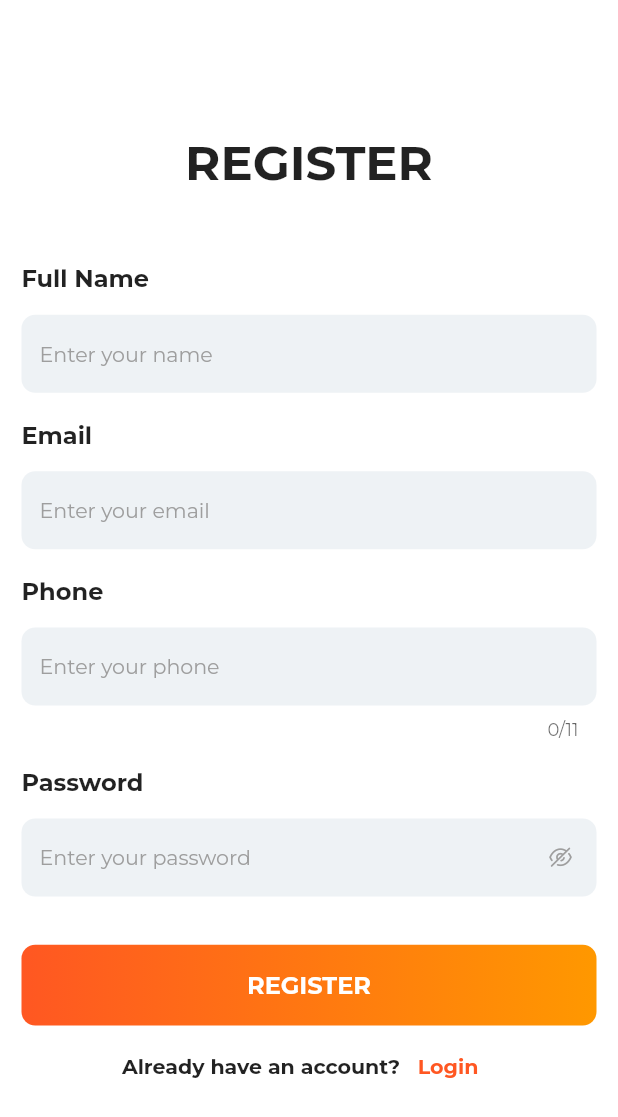
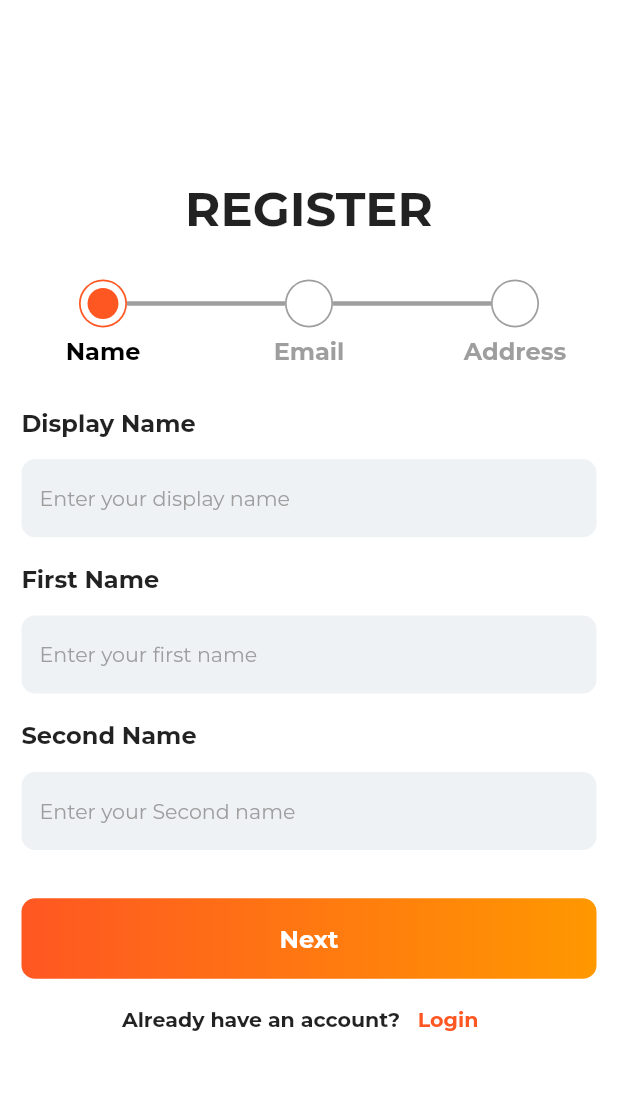
Before and after one commit to HossamShafeek/Store-App, a Flutter app: the RegisterView screen opened by its route, on a phone screen of 412 x 824 dp. Shown: the top 1117 px of the screen. Run offline on Flutter 3.47's test engine with Material 2 defaults, Android fonts, the phone set to English and light mode, and no system bars; our stand-ins replace dartz, dio, flutter_bloc, flutter_screenutil, get_it, google_fonts and 1 more.

Commit message:
add custom stepper and refactor for code

```diff
--- a/lib/config/themes/app_theme.dart
+++ b/lib/config/themes/app_theme.dart
@@ -13,5 +13,11 @@ ThemeData appTheme() {
       backgroundColor: AppColors.white,
       systemOverlayStyle: AppConstants.systemUiOverlayStyle,
     ),
+    bottomNavigationBarTheme: const BottomNavigationBarThemeData(
+      selectedItemColor: AppColors.deepOrange,
+      unselectedItemColor: AppColors.grey,
+      backgroundColor: AppColors.white,
+      type: BottomNavigationBarType.fixed,
+    ),
   );
 }
--- /dev/null
+++ b/lib/core/widgets/custom_divider.dart
@@ -0,0 +1,23 @@
+import 'package:flutter/material.dart';
+
+class CustomDivider extends StatelessWidget {
+  const CustomDivider({
+    Key? key,
+    this.color,
+    this.width,
+    this.height,
+  }) : super(key: key);
+
+  final Color? color;
+  final double? width;
+  final double? height;
+
+  @override
+  Widget build(BuildContext context) {
+    return Container(
+      color: color,
+      width: width,
+      height: height,
+    );
+  }
+}
--- a/lib/feature/account/presentation/views/widgets/gradient_button.dart
+++ b/lib/core/widgets/gradient_button.dart
@@ -7,10 +7,18 @@ class GradientButton extends StatelessWidget {
     Key? key,
     required this.onPressed,
     required this.title,
+    this.margin,
+    this.colorForSmallContainer,
+    this.radiusForSmallContainer,
+    this.radiusForBigContainer,
   }) : super(key: key);
 
   final VoidCallback? onPressed;
   final Widget title;
+  final double? margin;
+  final Color? colorForSmallContainer;
+  final double? radiusForSmallContainer;
+  final double? radiusForBigContainer;
 
   @override
   Widget build(BuildContext context) {
@@ -19,15 +27,23 @@ class GradientButton extends StatelessWidget {
       width: MediaQuery.of(context).size.width,
       height: 45.h,
       decoration: BoxDecoration(
-          borderRadius: BorderRadius.circular(8.w),
+          borderRadius: BorderRadius.circular(radiusForBigContainer ?? 8.w),
           gradient: LinearGradient(
             colors: AppColors.orangeGradient,
             begin: Alignment.centerLeft,
             end: Alignment.centerRight,
           )),
-      child: MaterialButton(
-        onPressed: onPressed,
-        child: title,
+      child: Container(
+        clipBehavior: Clip.antiAlias,
+        margin: EdgeInsets.all(margin ?? 0),
+        decoration: BoxDecoration(
+          color: colorForSmallContainer ?? AppColors.transparent,
+          borderRadius: BorderRadius.circular(radiusForSmallContainer??0),
+        ),
+        child: MaterialButton(
+          onPressed: onPressed,
+          child: title,
+        ),
       ),
     );
   }
--- a/lib/feature/account/presentation/cubits/register_cubit/register_cubit.dart
+++ b/lib/feature/account/presentation/cubits/register_cubit/register_cubit.dart
@@ -1,5 +1,9 @@
+import 'package:flutter/material.dart';
 import 'package:flutter_bloc/flutter_bloc.dart';
 import 'package:store_app/feature/account/presentation/cubits/register_cubit/register_state.dart';
+import 'package:store_app/feature/account/presentation/views/widgets/register_texts_fields_address_stepper.dart';
+import 'package:store_app/feature/account/presentation/views/widgets/register_texts_fields_email_stepper.dart';
+import 'package:store_app/feature/account/presentation/views/widgets/register_texts_fields_name_stepper.dart';
 
 class RegisterCubit extends Cubit<RegisterState>{
   RegisterCubit():super(RegisterInitialState());
@@ -8,9 +12,42 @@ class RegisterCubit extends Cubit<RegisterState>{
 
   bool isShowPassword = true;
 
+  var formKeyForNameStepper = GlobalKey<FormState>();
+  var formKeyForEmailStepper = GlobalKey<FormState>();
+  var formKeyForAddressStepper = GlobalKey<FormState>();
+
+
+  final TextEditingController emailController = TextEditingController();
+  final TextEditingController displayNameController = TextEditingController();
+  final TextEditingController firstNameController = TextEditingController();
+  final TextEditingController secondNameController = TextEditingController();
+  final TextEditingController countryNameController = TextEditingController();
+  final TextEditingController cityNameController = TextEditingController();
+  final TextEditingController streetNameController = TextEditingController();
+  final TextEditingController passwordController = TextEditingController();
+  final TextEditingController phoneController = TextEditingController();
+
+  List<Widget> textsFieldsStepperList=const [
+    RegisterTextsFieldsNameStepper(),
+    RegisterTextsFieldsEmailStepper(),
+    RegisterTextsFieldsAddressStepper(),
+  ];
+
   void changePasswordVisibility (){
     isShowPassword= !isShowPassword;
     emit(RegisterChangePasswordVisibility());
   }
 
+  int indexForStepper=0;
+  void plusIndexForStepper(){
+    if(indexForStepper<2){
+      indexForStepper++;
+    }
+    emit(RegisterPlusIndexForStepper());
+  }
+  void minusIndexForStepper(){
+      indexForStepper--;
+    emit(RegisterMinusIndexForStepper());
+  }
+
 }
--- a/lib/feature/account/presentation/cubits/register_cubit/register_state.dart
+++ b/lib/feature/account/presentation/cubits/register_cubit/register_state.dart
@@ -19,3 +19,7 @@ class RegisterFailureState extends RegisterState{
 }
 
 class RegisterChangePasswordVisibility extends RegisterState{}
+
+class RegisterPlusIndexForStepper extends RegisterState{}
+
+class RegisterMinusIndexForStepper extends RegisterState{}
--- /dev/null
+++ b/lib/feature/account/presentation/views/widgets/custom_stepper_widget.dart
@@ -0,0 +1,74 @@
+import 'package:flutter/material.dart';
+import 'package:flutter_screenutil/flutter_screenutil.dart';
+import 'package:store_app/core/utils/app_colors.dart';
+import 'package:store_app/core/widgets/custom_divider.dart';
+import 'package:store_app/feature/account/presentation/views/widgets/stepper_item.dart';
+
+class CustomStepperWidget extends StatelessWidget {
+  const CustomStepperWidget({Key? key, required this.index}) : super(key: key);
+  final int index;
+
+  @override
+  Widget build(BuildContext context) {
+    return Padding(
+      padding:  EdgeInsets.symmetric(vertical: 23.h),
+      child: Row(
+        children: [
+          StepperItem(
+            title: 'Name',
+            borderColor: index <= 2 ? AppColors.deepOrange : AppColors.grey,
+            dotBorderColor: index <= 2 ? AppColors.deepOrange : AppColors.grey,
+            dotColor: index <= 2 ? AppColors.deepOrange : AppColors.white,
+            textColor: index <= 2 ? AppColors.black : AppColors.grey,
+            rightDivider: Expanded(
+              child: CustomDivider(
+                color: index >= 1 ? AppColors.deepOrange : AppColors.grey,
+                width: double.infinity,
+                height: 3,
+              ),
+            ),
+            leftDivider: const Expanded(child: SizedBox()),
+          ),
+          StepperItem(
+            title: 'Email',
+            borderColor: index >= 1 ? AppColors.deepOrange : AppColors.grey,
+            dotBorderColor: index >= 1 ? AppColors.deepOrange : AppColors.white,
+            dotColor: index >= 1 ? AppColors.deepOrange : AppColors.white,
+            textColor: index >= 1 ? AppColors.black : AppColors.grey,
+            leftDivider: Expanded(
+              child: CustomDivider(
+                color: index >= 1 ? AppColors.deepOrange : AppColors.grey,
+                width: double.infinity,
+                height: 3,
+              ),
+            ),
+            rightDivider: Expanded(
+              child: CustomDivider(
+                color: index == 2 ? AppColors.deepOrange : AppColors.grey,
+                width: double.infinity,
+                height: 3,
+              ),
+            ),
+          ),
+          StepperItem(
+            title: 'Address',
+            borderColor: index == 2 ? AppColors.deepOrange : AppColors.grey,
+            dotBorderColor: index == 2 ? AppColors.deepOrange : AppColors.white,
+            dotColor: index == 2 ? AppColors.deepOrange : AppColors.white,
+            textColor: index == 2 ? AppColors.black : AppColors.grey,
+            leftDivider: Expanded(
+              child: CustomDivider(
+                color: index == 2 ? AppColors.deepOrange : AppColors.grey,
+                width: double.infinity,
+                height: 3,
+              ),
+            ),
+            rightDivider: const Expanded(
+              child: SizedBox(),
+            ),
+          ),
+        ],
+      ),
+    );
+  }
+}
--- a/lib/feature/account/presentation/views/widgets/login_view_body.dart
+++ b/lib/feature/account/presentation/views/widgets/login_view_body.dart
@@ -8,7 +8,7 @@ import 'package:store_app/core/utils/app_constants.dart';
 import 'package:store_app/core/utils/app_styles.dart';
 import 'package:store_app/feature/account/presentation/cubits/login_cubit/login_cubit.dart';
 import 'package:store_app/feature/account/presentation/cubits/login_cubit/login_state.dart';
-import 'package:store_app/feature/account/presentation/views/widgets/gradient_button.dart';
+import 'package:store_app/core/widgets/gradient_button.dart';
 import 'package:store_app/feature/account/presentation/views/widgets/login_texts_fields_section.dart';
 import 'package:store_app/feature/account/presentation/views/widgets/to_register_view.dart';
 
@@ -69,7 +69,7 @@ class _LoginViewBodyState extends State<LoginViewBody> {
                         }
                       },
                       title: Text(
-                        'LOGIN',
+                        'Login',
                         style: AppStyles.textStyle16.copyWith(
                           color: AppColors.white,
                         ),
--- /dev/null
+++ b/lib/feature/account/presentation/views/widgets/register_buttons_section.dart
@@ -0,0 +1,92 @@
+import 'package:flutter/material.dart';
+import 'package:flutter_bloc/flutter_bloc.dart';
+import 'package:flutter_screenutil/flutter_screenutil.dart';
+import 'package:store_app/config/routes/app_routes.dart';
+import 'package:store_app/core/utils/app_colors.dart';
+import 'package:store_app/core/utils/app_constants.dart';
+import 'package:store_app/core/utils/app_styles.dart';
+import 'package:store_app/core/widgets/gradient_button.dart';
+import 'package:store_app/feature/account/presentation/cubits/register_cubit/register_cubit.dart';
+import 'package:store_app/feature/account/presentation/cubits/register_cubit/register_state.dart';
+
+class RegisterButtonsSection extends StatelessWidget {
+  const RegisterButtonsSection({Key? key}) : super(key: key);
+
+  @override
+  Widget build(BuildContext context) {
+    return BlocBuilder<RegisterCubit, RegisterState>(
+      builder: (context, state) {
+        return Padding(
+          padding: EdgeInsets.only(
+            left: AppConstants.defaultPadding,
+            right: AppConstants.defaultPadding,
+            top: AppConstants.defaultPadding,
+            bottom: 3.h,
+          ),
+          child: Row(
+            children: [
+              Expanded(
+                child: GradientButton(
+                  onPressed: () {
+                    if (RegisterCubit.get(context).indexForStepper == 0) {
+                      if (RegisterCubit.get(context)
+                          .formKeyForNameStepper
+                          .currentState!
+                          .validate()) {
+                        RegisterCubit.get(context).plusIndexForStepper();
+                      }
+                    } else if (RegisterCubit.get(context).indexForStepper ==
+                        1) {
+                      if (RegisterCubit.get(context)
+                          .formKeyForEmailStepper
+                          .currentState!
+                          .validate()) {
+                        RegisterCubit.get(context).plusIndexForStepper();
+                      }
+                    } else {
+                      if (RegisterCubit.get(context)
+                          .formKeyForAddressStepper
+                          .currentState!
+                          .validate()) {
+                        Navigator.pushReplacementNamed(
+                          context,
+                          Routes.layout,
+                        );
+                      }
+                    }
+                  },
+                  title: Text(
+                    'Next',
+                    style: AppStyles.textStyle16.copyWith(
+                      color: AppColors.white,
+                    ),
+                  ),
+                ),
+              ),
+              SizedBox(
+                width:
+                RegisterCubit.get(context).indexForStepper >= 1 ? 5.w : 0,
+              ),
+              RegisterCubit.get(context).indexForStepper >= 1
+                  ? Expanded(
+                child: GradientButton(
+                  margin: 1.5.w,
+                  radiusForSmallContainer: 7.w,
+                  colorForSmallContainer: AppColors.white,
+                  onPressed: () {
+                    RegisterCubit.get(context).minusIndexForStepper();
+                  },
+                  title: Text(
+                    'Back',
+                    style: AppStyles.textStyle16,
+                  ),
+                ),
+              )
+                  : const SizedBox(),
+            ],
+          ),
+        );
+      },
+    );
+  }
+}
--- /dev/null
+++ b/lib/feature/account/presentation/views/widgets/register_texts_fields_name_stepper.dart
@@ -0,0 +1,67 @@
+import 'package:flutter/material.dart';
+import 'package:store_app/core/utils/app_styles.dart';
+import 'package:store_app/feature/account/presentation/cubits/register_cubit/register_cubit.dart';
+import 'package:store_app/feature/account/presentation/views/widgets/text_field_auth.dart';
+
+class RegisterTextsFieldsNameStepper extends StatelessWidget {
+  const RegisterTextsFieldsNameStepper({
+    Key? key,
+  }) : super(key: key);
+
+
+  @override
+  Widget build(BuildContext context) {
+    return Form(
+      key: RegisterCubit.get(context).formKeyForNameStepper,
+      child: Column(
+        children: [
+          TextFieldAuth(
+            title: Text(
+              'Display Name',
+              style: AppStyles.textStyle16,
+            ),
+            hintText: 'Enter your display name',
+            textInputType: TextInputType.text,
+            passwordController: RegisterCubit.get(context).displayNameController,
+            validator: (value) {
+              if (value!.isEmpty) {
+                return 'Please enter your display Name';
+              }
+              return null;
+            },
+          ),
+          TextFieldAuth(
+            title: Text(
+              'First Name',
+              style: AppStyles.textStyle16,
+            ),
+            hintText: 'Enter your first name',
+            textInputType: TextInputType.text,
+            passwordController: RegisterCubit.get(context).firstNameController,
+            validator: (value) {
+              if (value!.isEmpty) {
+                return 'Please enter your first Name';
+              }
+              return null;
+            },
+          ),
+          TextFieldAuth(
+            title: Text(
+              'Second Name',
+              style: AppStyles.textStyle16,
+            ),
+            hintText: 'Enter your Second name',
+            textInputType: TextInputType.text,
+            passwordController: RegisterCubit.get(context).secondNameController,
+            validator: (value) {
+              if (value!.isEmpty) {
+                return 'Please enter your Second Name';
+              }
+              return null;
+            },
+          ),
+        ],
+      ),
+    );
+  }
+}
--- a/lib/feature/account/presentation/views/widgets/register_view_body.dart
+++ b/lib/feature/account/presentation/views/widgets/register_view_body.dart
@@ -1,14 +1,12 @@
 import 'package:flutter/material.dart';
 import 'package:flutter/services.dart';
 import 'package:flutter_bloc/flutter_bloc.dart';
-import 'package:flutter_screenutil/flutter_screenutil.dart';
-import 'package:store_app/core/utils/app_colors.dart';
 import 'package:store_app/core/utils/app_constants.dart';
 import 'package:store_app/core/utils/app_styles.dart';
 import 'package:store_app/feature/account/presentation/cubits/register_cubit/register_cubit.dart';
 import 'package:store_app/feature/account/presentation/cubits/register_cubit/register_state.dart';
-import 'package:store_app/feature/account/presentation/views/widgets/gradient_button.dart';
-import 'package:store_app/feature/account/presentation/views/widgets/register_texts_fields_section.dart';
+import 'package:store_app/feature/account/presentation/views/widgets/custom_stepper_widget.dart';
+import 'package:store_app/feature/account/presentation/views/widgets/register_buttons_section.dart';
 import 'package:store_app/feature/account/presentation/views/widgets/to_login_view.dart';
 
 class RegisterViewBody extends StatefulWidget {
@@ -19,22 +17,6 @@ class RegisterViewBody extends StatefulWidget {
 }
 
 class _RegisterViewBodyState extends State<RegisterViewBody> {
-  final TextEditingController emailController = TextEditingController();
-  final TextEditingController fullNameController = TextEditingController();
-  final TextEditingController passwordController = TextEditingController();
-  final TextEditingController phoneController = TextEditingController();
-
-  var formKey = GlobalKey<FormState>();
-
-  @override
-  void deactivate() {
-    fullNameController.dispose();
-    emailController.dispose();
-    phoneController.dispose();
-    passwordController.dispose();
-    super.deactivate();
-  }
-
   @override
   Widget build(BuildContext context) {
     return AnnotatedRegion<SystemUiOverlayStyle>(
@@ -42,49 +24,27 @@ class _RegisterViewBodyState extends State<RegisterViewBody> {
       child: BlocConsumer<RegisterCubit, RegisterState>(
         listener: (context, state) {},
         builder: (context, state) {
-          return Padding(
-            padding: EdgeInsets.all(AppConstants.defaultPadding),
-            child: Form(
-              key: formKey,
-              child: Column(
+          return Column(
             crossAxisAlignment: CrossAxisAlignment.center,
             mainAxisAlignment: MainAxisAlignment.center,
             children: [
-                  Padding(
-                    padding: EdgeInsets.only(bottom: 40.h),
-                    child: Text(
+              Text(
                 'REGISTER',
                 style: AppStyles.textStyle30,
               ),
-                  ),
-                  RegisterTextsFieldsSection(
-                    fullNameController: fullNameController,
-                    emailController: emailController,
-                    phoneController: phoneController,
-                    passwordController: passwordController,
+              CustomStepperWidget(
+                index: RegisterCubit.get(context).indexForStepper,
               ),
               Padding(
-                    padding: EdgeInsets.only(
-                      top: AppConstants.defaultPadding,
-                      bottom: 3.h,
+                padding: EdgeInsets.symmetric(
+                  horizontal: AppConstants.defaultPadding,
                 ),
-                    child: GradientButton(
-                      onPressed: () {
-                        if(formKey.currentState!.validate()){
-                        }
-                      },
-                      title: Text(
-                        'REGISTER',
-                        style: AppStyles.textStyle16.copyWith(
-                          color: AppColors.white,
+                child: RegisterCubit.get(context).textsFieldsStepperList[
+                    RegisterCubit.get(context).indexForStepper],
               ),
-                      ),
-                    ),
-                  ),
+              const RegisterButtonsSection(),
               const ToLoginView(),
             ],
-              ),
-            ),
           );
         },
       ),
--- /dev/null
+++ b/lib/feature/account/presentation/views/widgets/stepper_item.dart
@@ -0,0 +1,66 @@
+import 'package:flutter/material.dart';
+import 'package:flutter_screenutil/flutter_screenutil.dart';
+import 'package:store_app/core/utils/app_colors.dart';
+import 'package:store_app/core/utils/app_styles.dart';
+
+class StepperItem extends StatelessWidget {
+  const StepperItem({
+    Key? key,
+    required this.borderColor,
+    required this.dotColor,
+    required this.dotBorderColor,
+    required this.textColor,
+    required this.title,
+    this.leftDivider,
+    this.rightDivider,
+  }) : super(key: key);
+  final String title;
+  final Color borderColor;
+  final Color dotColor;
+  final Color dotBorderColor;
+  final Color textColor;
+  final Widget? leftDivider;
+  final Widget? rightDivider;
+
+  @override
+  Widget build(BuildContext context) {
+    return Expanded(
+      child: Column(
+        children: [
+          Row(
+            children: [
+              leftDivider!,
+              CircleAvatar(
+                radius: 14.w,
+                backgroundColor: borderColor,
+                child: CircleAvatar(
+                  radius: 13.w,
+                  backgroundColor: AppColors.white,
+                  child: CircleAvatar(
+                    backgroundColor: dotBorderColor,
+                    radius: 9.w,
+                    child: CircleAvatar(
+                      radius: 8.w,
+                      backgroundColor: dotColor,
+                    ),
+                  ),
+                ),
+              ),
+              rightDivider!,
+            ],
+          ),
+          SizedBox(
+            height: 5.h,
+          ),
+          Text(
+            title,
+            textAlign: TextAlign.center,
+            style: AppStyles.textStyle16.copyWith(
+              color: textColor,
+            ),
+          )
+        ],
+      ),
+    );
+  }
+}
--- a/lib/feature/layout/presentation/views/layout_view.dart
+++ b/lib/feature/layout/presentation/views/layout_view.dart
@@ -28,10 +28,6 @@ class LayoutView extends StatelessWidget {
           onTap: (index) {
             BottomNavigationCubit.get(context).changeBottomNavigation(index);
           },
-          selectedItemColor: AppColors.deepOrange,
-          unselectedItemColor: AppColors.grey,
-          backgroundColor: AppColors.white,
-          type: BottomNavigationBarType.fixed,
           currentIndex: BottomNavigationCubit.get(context).currentIndex,
           items: BottomNavigationCubit.get(context).bottomNavigationBarItems,
         ),
--- a/pubspec.yaml
+++ b/pubspec.yaml
@@ -43,6 +43,7 @@ dependencies:
   flutter_bloc: ^8.1.1
   get_it: ^7.2.0
   shimmer: ^2.0.0
+  cupertino_stepper: ^0.2.1
 
 dev_dependencies:
   flutter_test:
@@ -67,8 +68,8 @@ flutter:
   uses-material-design: true
 
   # To add assets to your application, add an assets section, like this:
-  assets:
-    - assets/images/
+#  assets:
+#    - assets/images/
 
   # An image asset can refer to one or more resolution-specific "variants", see
   # https://flutter.dev/assets-and-images/#resolution-aware
```
Also changed, not shown: lib/feature/account/presentation/views/widgets/register_texts_fields_address_stepper.dart (added, +67 -0 lines), lib/feature/account/presentation/views/widgets/register_texts_fields_email_stepper.dart (added, +90 -0 lines), pubspec.lock. Lines whose indentation alone changed are shown as unchanged.
